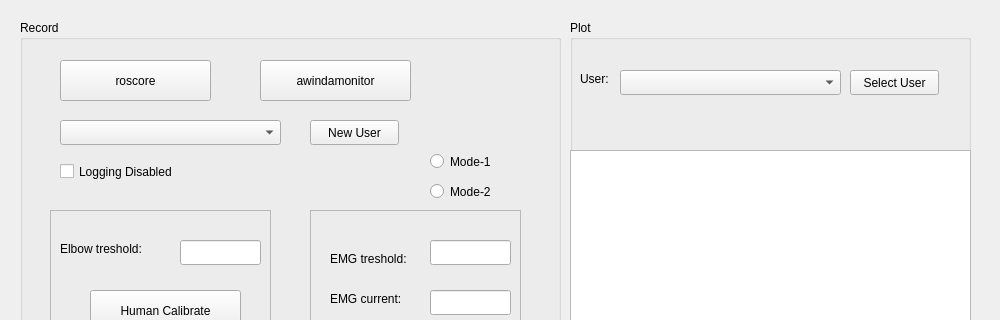
Above: ui/main.ui from frdedynamics/hrc_training before the change; both pictures show x 0 to 1000 and y 0 to 320 of the 1000 by 767 pixel window. Below: the same form after it.
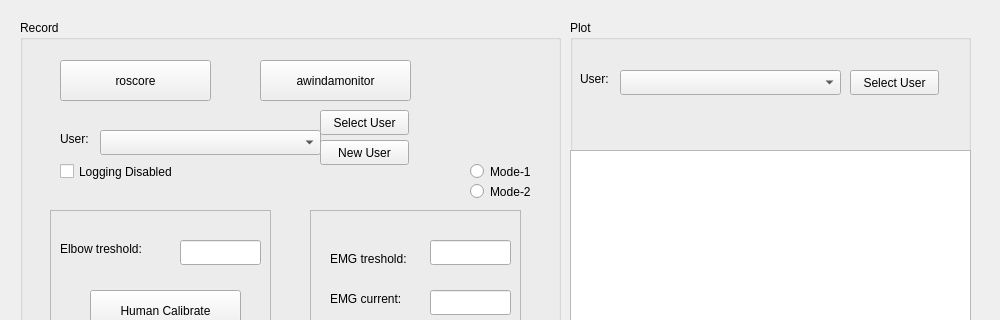
That is the form after the change. Icons and pictures are not drawn.

Commit message: new user dialog created

The edit to the form file:
```diff
--- a/ui/main.ui
+++ b/ui/main.ui
@@ -90,29 +90,6 @@
      <string>roscore</string>
     </property>
    </widget>
-   <widget class="QPushButton" name="newUserButton">
-    <property name="geometry">
-     <rect>
-      <x>290</x>
-      <y>100</y>
-      <width>89</width>
-      <height>25</height>
-     </rect>
-    </property>
-    <property name="text">
-     <string>New User</string>
-    </property>
-   </widget>
-   <widget class="QComboBox" name="userRecordComboBox">
-    <property name="geometry">
-     <rect>
-      <x>40</x>
-      <y>100</y>
-      <width>221</width>
-      <height>25</height>
-     </rect>
-    </property>
-   </widget>
    <widget class="QTextEdit" name="recordtextEdit">
     <property name="geometry">
      <rect>
@@ -152,9 +129,9 @@
    <widget class="QRadioButton" name="mode1radioButton">
     <property name="geometry">
      <rect>
-      <x>410</x>
-      <y>130</y>
-      <width>112</width>
+      <x>450</x>
+      <y>140</y>
+      <width>71</width>
       <height>23</height>
      </rect>
     </property>
@@ -165,9 +142,9 @@
    <widget class="QRadioButton" name="mode2radioButton">
     <property name="geometry">
      <rect>
-      <x>410</x>
+      <x>450</x>
       <y>160</y>
-      <width>112</width>
+      <width>71</width>
       <height>23</height>
      </rect>
     </property>
@@ -325,6 +302,55 @@
      </property>
     </widget>
    </widget>
+   <widget class="QLabel" name="userLabel">
+    <property name="geometry">
+     <rect>
+      <x>40</x>
+      <y>110</y>
+      <width>41</width>
+      <height>17</height>
+     </rect>
+    </property>
+    <property name="text">
+     <string>User:</string>
+    </property>
+   </widget>
+   <widget class="QPushButton" name="selectUserButton">
+    <property name="geometry">
+     <rect>
+      <x>300</x>
+      <y>90</y>
+      <width>89</width>
+      <height>25</height>
+     </rect>
+    </property>
+    <property name="text">
+     <string>Select User</string>
+    </property>
+   </widget>
+   <widget class="QPushButton" name="newUserButton">
+    <property name="geometry">
+     <rect>
+      <x>300</x>
+      <y>120</y>
+      <width>89</width>
+      <height>25</height>
+     </rect>
+    </property>
+    <property name="text">
+     <string>New User</string>
+    </property>
+   </widget>
+   <widget class="QComboBox" name="userComboBox">
+    <property name="geometry">
+     <rect>
+      <x>80</x>
+      <y>110</y>
+      <width>221</width>
+      <height>25</height>
+     </rect>
+    </property>
+   </widget>
    <zorder>emg_frame</zorder>
    <zorder>joint_frame</zorder>
    <zorder>loggingcheckBox</zorder>
@@ -332,13 +358,15 @@
    <zorder>robotMoveButton</zorder>
    <zorder>awindaButton</zorder>
    <zorder>roscoreButton</zorder>
-   <zorder>newUserButton</zorder>
-   <zorder>userRecordComboBox</zorder>
    <zorder>recordtextEdit</zorder>
    <zorder>buttonBox</zorder>
    <zorder>gripperInitiateButton</zorder>
    <zorder>mode1radioButton</zorder>
    <zorder>mode2radioButton</zorder>
+   <zorder>userLabel</zorder>
+   <zorder>selectUserButton</zorder>
+   <zorder>newUserButton</zorder>
+   <zorder>userComboBox</zorder>
   </widget>
   <widget class="QGroupBox" name="plotgroupBox">
    <property name="geometry">
@@ -352,7 +380,7 @@
    <property name="title">
     <string>Plot</string>
    </property>
-   <widget class="QPushButton" name="selectUserButton">
+   <widget class="QPushButton" name="selectUserButton_plot">
     <property name="geometry">
      <rect>
       <x>280</x>
@@ -365,7 +393,7 @@
      <string>Select User</string>
     </property>
    </widget>
-   <widget class="QComboBox" name="userSelectComboBox">
+   <widget class="QComboBox" name="userSelectComboBox_plot">
     <property name="geometry">
      <rect>
       <x>50</x>
@@ -375,7 +403,7 @@
      </rect>
     </property>
    </widget>
-   <widget class="QLabel" name="userLabel">
+   <widget class="QLabel" name="userLabel_plot">
     <property name="geometry">
      <rect>
       <x>10</x>
```
The commit also changes 5 other files.
